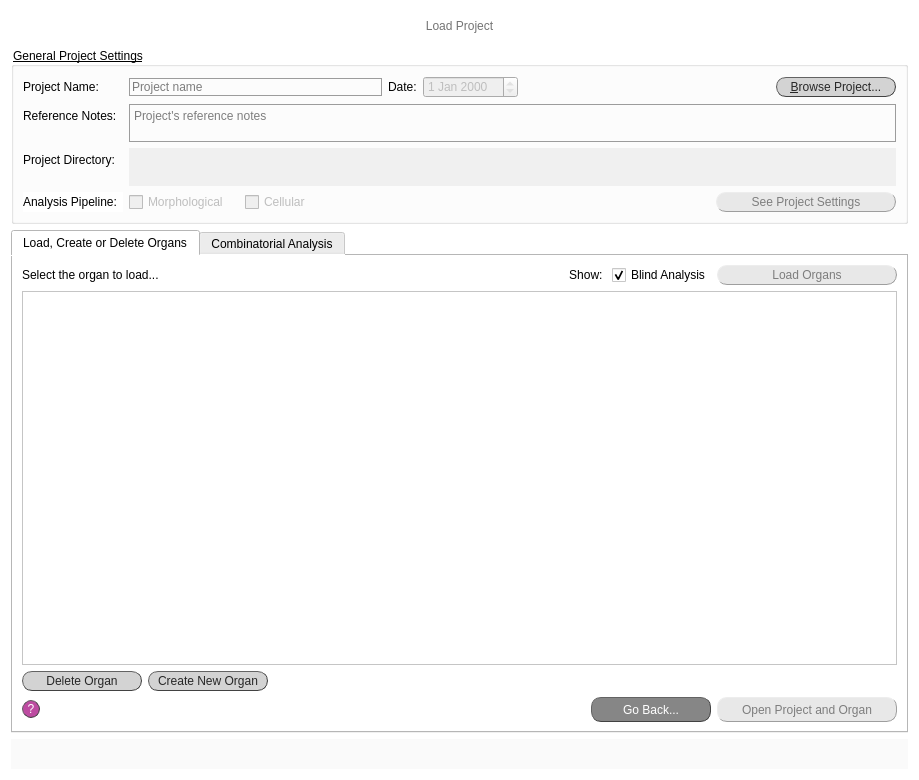
The window that src/gui/ui/load_project_screen.ui (jsanchez679/morphoHeart) describes before a commit, drawn with Qt 5.
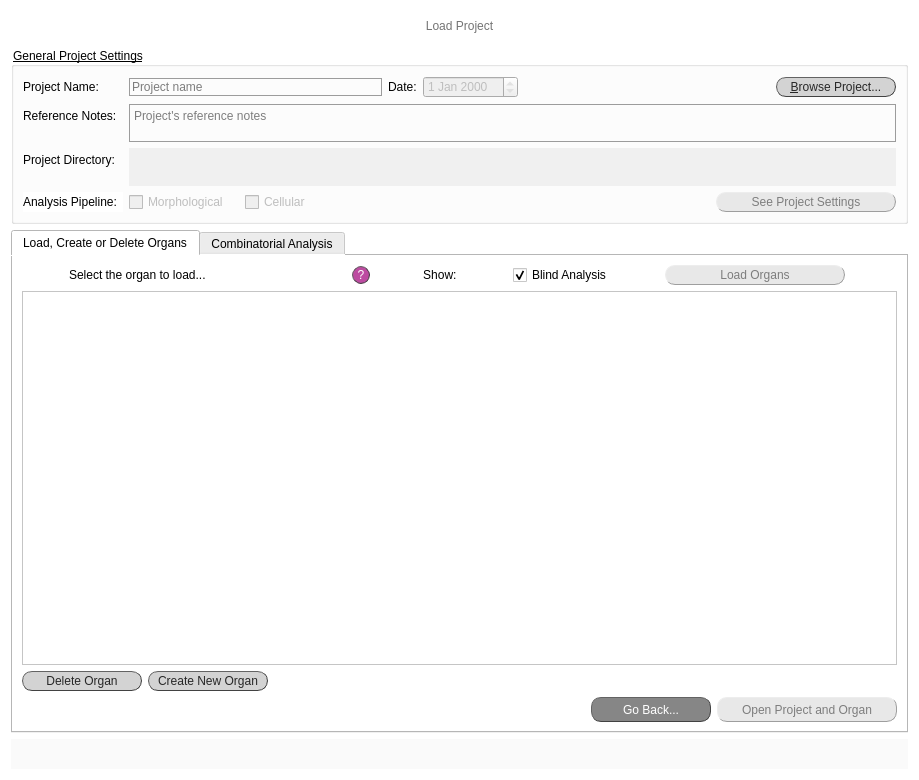
The same window after the commit. The open tabs and pages were chosen to show the change.

Commit message: Finished connecting ? buttons - Final release to Zenodo v3.0.0

Patch:
```diff
--- a/src/gui/ui/load_project_screen.ui
+++ b/src/gui/ui/load_project_screen.ui
@@ -545,6 +545,18 @@
         <layout class="QHBoxLayout" name="horizontalLayout_8">
          <item>
           <widget class="QLabel" name="lab_no_ch_7">
+           <property name="minimumSize">
+            <size>
+             <width>230</width>
+             <height>0</height>
+            </size>
+           </property>
+           <property name="maximumSize">
+            <size>
+             <width>230</width>
+             <height>16777215</height>
+            </size>
+           </property>
            <property name="styleSheet">
             <string notr="true">font: bold 10pt &quot;Calibri&quot;;
 background-color: rgb(255, 255, 255);</string>
@@ -557,6 +569,39 @@
            </property>
           </widget>
          </item>
+         <item>
+          <widget class="QPushButton" name="q_load_proj">
+           <property name="minimumSize">
+            <size>
+             <width>18</width>
+             <height>18</height>
+            </size>
+           </property>
+           <property name="maximumSize">
+            <size>
+             <width>18</width>
+             <height>18</height>
+            </size>
+           </property>
+           <property name="styleSheet">
+            <string notr="true">QPushButton{border-radius:9px;
+border-width: 1px;
+border-style: outset;
+border-color: rgb(66, 66, 66);
+background-color: rgba(162, 0, 122,180);
+color: rgb(255, 255, 255);
+font: 9pt &quot;Calibri Light&quot;;}
+
+QPushButton:hover{
+background-color: rgb(0, 0, 0);
+border-color: #672146
+}</string>
+           </property>
+           <property name="text">
+            <string>?</string>
+           </property>
+          </widget>
+         </item>
          <item>
           <layout class="QHBoxLayout" name="hlayout_filter">
            <item>
@@ -898,39 +943,6 @@
        </item>
        <item>
         <layout class="QHBoxLayout" name="horizontalLayout_5">
-         <item>
-          <widget class="QPushButton" name="q_load_proj">
-           <property name="minimumSize">
-            <size>
-             <width>18</width>
-             <height>18</height>
-            </size>
-           </property>
-           <property name="maximumSize">
-            <size>
-             <width>18</width>
-             <height>18</height>
-            </size>
-           </property>
-           <property name="styleSheet">
-            <string notr="true">QPushButton{border-radius:9px;
-border-width: 1px;
-border-style: outset;
-border-color: rgb(66, 66, 66);
-background-color: rgba(162, 0, 122,180);
-color: rgb(255, 255, 255);
-font: 9pt &quot;Calibri Light&quot;;}
-
-QPushButton:hover{
-background-color: rgb(0, 0, 0);
-border-color: #672146
-}</string>
-           </property>
-           <property name="text">
-            <string>?</string>
-           </property>
-          </widget>
-         </item>
          <item>
           <spacer name="horizontalSpacer_4">
            <property name="orientation">
```
Left out of the diff: 80 changed lines with no effect on the pictures. The commit also changes 7 other files.
